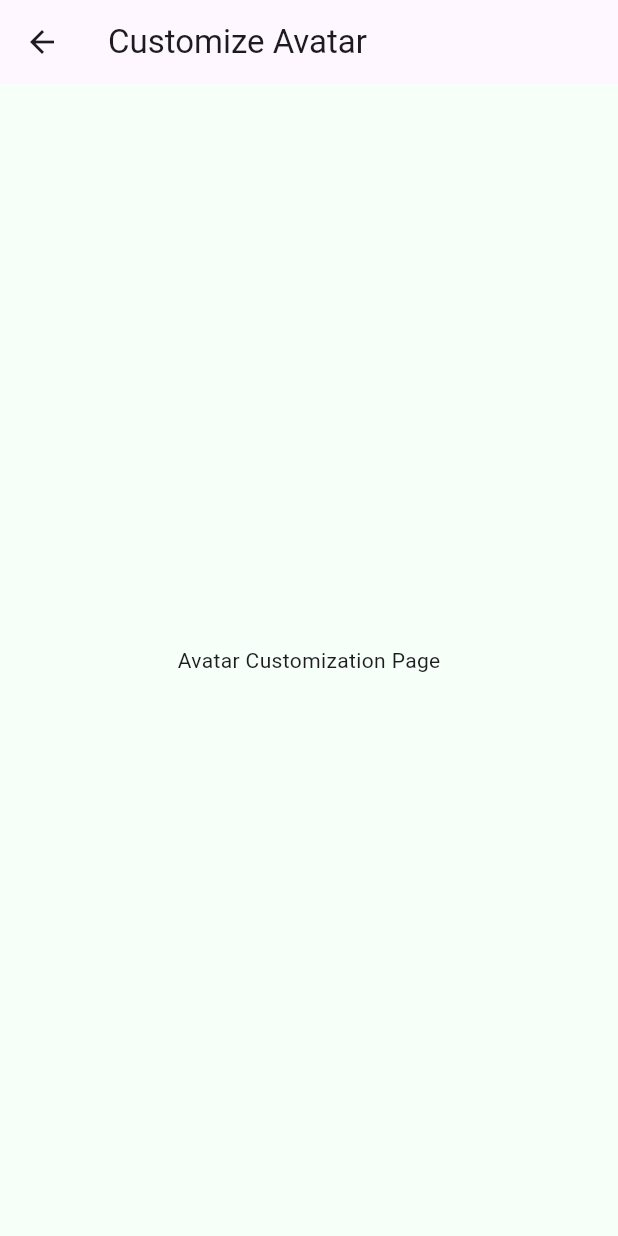
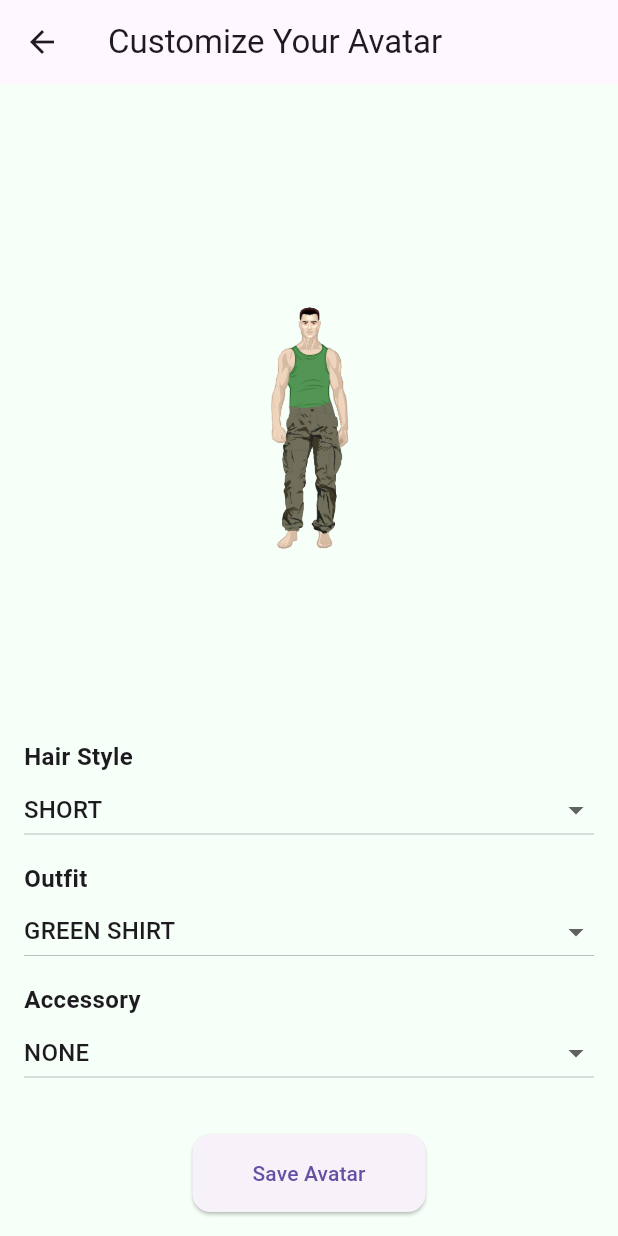
Before and after one commit to AdrienSorensen/LeafLink, a Flutter app: the AvatarCreationPage screen opened directly, on a phone screen of 412 x 824 dp. Run offline on Flutter 3.47's test engine with Material 3 defaults, Android fonts, the phone set to English and light mode, and no system bars.

Commit message:
first draft of avatar creation page
trying things out with some avatar creation, good fun.

```diff
--- a/leaflink_test/lib/main.dart
+++ b/leaflink_test/lib/main.dart
@@ -6,6 +6,8 @@ void main() {
 }
 
 class LeafLinkApp extends StatelessWidget {
+  const LeafLinkApp({super.key});
+
   @override
   Widget build(BuildContext context) {
     return MaterialApp(
--- a/leaflink_test/lib/pages/avatar_creation_page.dart
+++ b/leaflink_test/lib/pages/avatar_creation_page.dart
@@ -1,11 +1,112 @@
 import 'package:flutter/material.dart';
 
-class AvatarCreationPage extends StatelessWidget {
+class AvatarCreationPage extends StatefulWidget {
+  @override
+  _AvatarCreationPageState createState() => _AvatarCreationPageState();
+}
+
+class _AvatarCreationPageState extends State<AvatarCreationPage> {
+  // Selected options
+  String selectedHair = 'short';
+  String selectedOutfit = 'green_shirt';
+  String selectedAccessory = 'none';
+
+  // Image paths
+  final String baseAvatar = 'assets/avatars/base.png';
+
+  final Map<String, String> hairOptions = {
+    'short': 'assets/avatars/hair/short.png',
+    'long': 'assets/avatars/hair/long.png',
+  };
+
+  final Map<String, String> outfitOptions = {
+    'green_shirt': 'assets/avatars/outfits/green_shirt.png',
+    'eco_suit': 'assets/avatars/outfits/eco_suit.png',
+  };
+
+  final Map<String, String> accessoryOptions = {
+    'none': '',
+    'glasses': 'assets/avatars/accessories/glasses.png',
+    'hat': 'assets/avatars/accessories/hat.png',
+  };
+
   @override
   Widget build(BuildContext context) {
     return Scaffold(
-      appBar: AppBar(title: Text('Customize Avatar')),
-      body: Center(child: Text('Avatar Customization Page')),
+      appBar: AppBar(
+        title: Text('Customize Your Avatar'),
+      ),
+      body: Padding(
+        padding: const EdgeInsets.all(16),
+        child: Column(
+          children: [
+            // Avatar Preview
+            Expanded(
+              child: Center(
+                child: Stack(
+                  alignment: Alignment.center,
+                  children: [
+                    Image.asset(baseAvatar, width: 200),
+                    if (hairOptions[selectedHair]!.isNotEmpty)
+                      Image.asset(hairOptions[selectedHair]!, width: 200),
+                    if (outfitOptions[selectedOutfit]!.isNotEmpty)
+                      Image.asset(outfitOptions[selectedOutfit]!, width: 200),
+                    if (accessoryOptions[selectedAccessory]!.isNotEmpty)
+                      Image.asset(accessoryOptions[selectedAccessory]!, width: 200),
+                  ],
+                ),
+              ),
+            ),
+            SizedBox(height: 20),
+
+            // Customization Controls
+            _buildDropdown('Hair Style', selectedHair, hairOptions.keys.toList(),
+                (value) => setState(() => selectedHair = value)),
+            _buildDropdown('Outfit', selectedOutfit, outfitOptions.keys.toList(),
+                (value) => setState(() => selectedOutfit = value)),
+            _buildDropdown('Accessory', selectedAccessory, accessoryOptions.keys.toList(),
+                (value) => setState(() => selectedAccessory = value)),
+
+            SizedBox(height: 20),
+
+            // Save Button
+            ElevatedButton(
+              onPressed: () {
+                // TODO: Save preferences to state/database
+                Navigator.pop(context);
+              },
+              child: Text('Save Avatar'),
+              style: ElevatedButton.styleFrom(
+                padding: EdgeInsets.symmetric(horizontal: 40, vertical: 16),
+                shape: RoundedRectangleBorder(borderRadius: BorderRadius.circular(12)),
+              ),
+            ),
+          ],
+        ),
+      ),
+    );
+  }
+
+  Widget _buildDropdown(String label, String selected, List<String> options, Function(String) onChanged) {
+    return Padding(
+      padding: const EdgeInsets.only(bottom: 10.0),
+      child: Column(
+        crossAxisAlignment: CrossAxisAlignment.start,
+        children: [
+          Text(label, style: TextStyle(fontSize: 16, fontWeight: FontWeight.bold)),
+          DropdownButton<String>(
+            value: selected,
+            isExpanded: true,
+            items: options.map((option) {
+              return DropdownMenuItem(
+                value: option,
+                child: Text(option.replaceAll('_', ' ').toUpperCase()),
+              );
+            }).toList(),
+            onChanged: (value) => onChanged(value!),
+          ),
+        ],
+      ),
     );
   }
 }
--- a/leaflink_test/lib/pages/challenges_page.dart
+++ b/leaflink_test/lib/pages/challenges_page.dart
@@ -1,6 +1,8 @@
 import 'package:flutter/material.dart';
 
 class ChallengesPage extends StatelessWidget {
+  const ChallengesPage({super.key});
+
   @override
   Widget build(BuildContext context) {
     return Scaffold(
--- a/leaflink_test/lib/pages/home_page.dart
+++ b/leaflink_test/lib/pages/home_page.dart
@@ -6,6 +6,8 @@ import 'wallet_page.dart';
 import '../widgets/reusable_button.dart';
 
 class HomePage extends StatelessWidget {
+  const HomePage({super.key});
+
   @override
   Widget build(BuildContext context) {
     return Scaffold(
--- a/leaflink_test/lib/pages/rewards_page.dart
+++ b/leaflink_test/lib/pages/rewards_page.dart
@@ -1,6 +1,8 @@
 import 'package:flutter/material.dart';
 
 class RewardsPage extends StatelessWidget {
+  const RewardsPage({super.key});
+
   @override
   Widget build(BuildContext context) {
     return Scaffold(
--- a/leaflink_test/lib/pages/wallet_page.dart
+++ b/leaflink_test/lib/pages/wallet_page.dart
@@ -1,6 +1,8 @@
 import 'package:flutter/material.dart';
 
 class WalletPage extends StatelessWidget {
+  const WalletPage({super.key});
+
   @override
   Widget build(BuildContext context) {
     return Scaffold(
--- a/leaflink_test/lib/widgets/reusable_button.dart
+++ b/leaflink_test/lib/widgets/reusable_button.dart
@@ -5,7 +5,7 @@ class ReusableButton extends StatelessWidget {
   final String label;
   final VoidCallback onPressed;
 
-  const ReusableButton({
+  const ReusableButton({super.key,
     required this.icon,
     required this.label,
     required this.onPressed,
--- a/leaflink_test/pubspec.yaml
+++ b/leaflink_test/pubspec.yaml
@@ -53,6 +53,10 @@ dev_dependencies:
 # The following section is specific to Flutter packages.
 flutter:
   assets:
+    - assets/avatars/base.png
+    - assets/avatars/hair/
+    - assets/avatars/outfits/
+    - assets/avatars/accessories/
 
   # The following line ensures that the Material Icons font is
   # included with your application, so that you can use the icons in
```
Also changed, not shown: leaflink_test/assets/avatars/accessories/glasses.png (added), leaflink_test/assets/avatars/accessories/hat.png (added), leaflink_test/assets/avatars/base.png (added), leaflink_test/assets/avatars/hair/long.png (added), leaflink_test/assets/avatars/hair/short.png (added), leaflink_test/assets/avatars/outfits/eco_suit.png (added), leaflink_test/assets/avatars/outfits/green_shirt.png (added).
